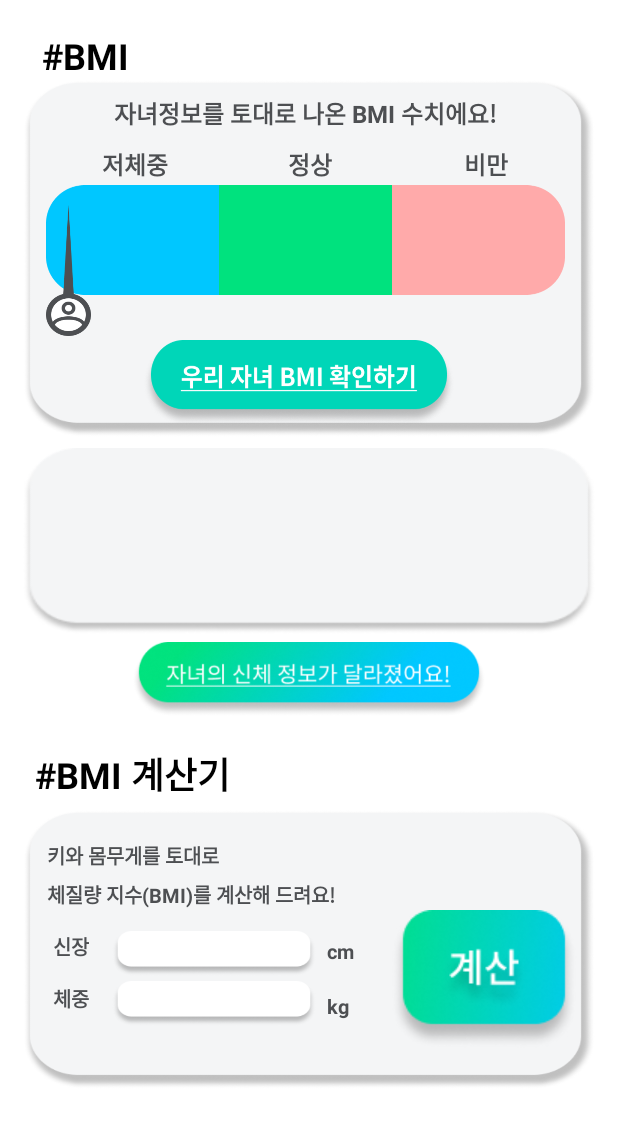
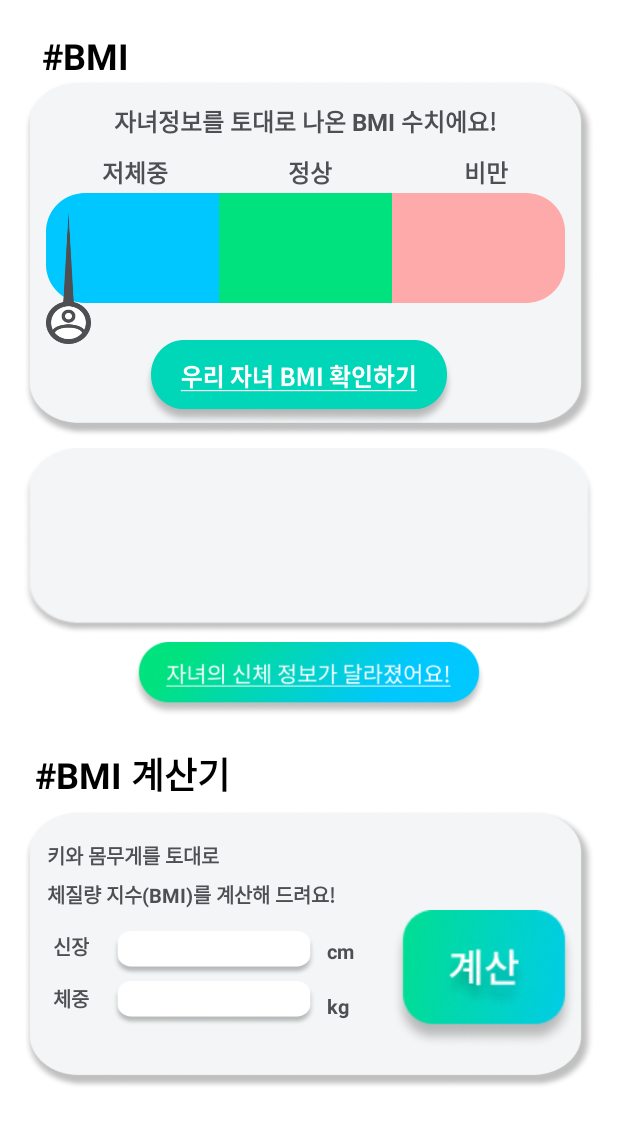
Before and after one commit to teamUMUL/Android_UMUL, an Android app: the layout fragment_b_m_i.xml on its own in the app's theme, with its tools: preview values and no code run, on a phone screen of 412 x 824 dp, the part 66-1211 px from its top. Run offline under Robolectric (Android 15) with nearby library versions, the phone set to English and light mode, and no system bars.

Commit message:
BMI XML 추가

```diff
--- a/app/src/main/java/inu/thebite/umul/fragment/bottomNavFragment/BMIFragment.kt
+++ b/app/src/main/java/inu/thebite/umul/fragment/bottomNavFragment/BMIFragment.kt
@@ -7,6 +7,7 @@ import android.view.LayoutInflater
 import android.view.View
 import android.view.ViewGroup
 import androidx.databinding.DataBindingUtil
+import androidx.databinding.DataBindingUtil.setContentView
 import androidx.lifecycle.MutableLiveData
 import inu.thebite.umul.R
 import inu.thebite.umul.databinding.FragmentBMIBinding
@@ -81,4 +82,7 @@ class BMIFragment : Fragment(), View.OnClickListener {
         }
     }
 
+
+
+
 }
--- a/app/src/main/res/layout/fragment_b_m_i.xml
+++ b/app/src/main/res/layout/fragment_b_m_i.xml
@@ -95,7 +95,7 @@
                         android:layout_width="match_parent"
                         android:layout_height="wrap_content"
                         android:text="자녀정보를 토대로 나온 BMI 수치에요!"
-                        android:layout_marginTop="10dp"
+                        android:layout_marginTop="15dp"
                         android:layout_marginStart="15dp"
                         android:layout_marginEnd="20dp"
                         android:textSize="16sp"
@@ -125,7 +125,7 @@
                             android:layout_height="77dp"
                             android:layout_marginStart="15dp"
                             android:layout_marginEnd="20dp"
-                            app:srcCompat="@drawable/bmi_graph" />
+                            app:srcCompat="@drawable/bmi_grape" />
 
                         <ImageView
                             android:id="@+id/bmiPoint"
@@ -141,7 +141,7 @@
                             android:layout_width="208dp"
                             android:layout_height="57dp"
                             android:layout_marginStart="80dp"
-                            android:layout_marginTop="105dp"
+                            android:layout_marginTop="100dp"
                             android:layout_marginEnd="50dp"
                             android:background="@android:color/transparent"
                             android:scaleType="fitXY"
@@ -153,6 +153,7 @@
                 </LinearLayout>
 
             </FrameLayout>
+
 
             <FrameLayout
                 android:id="@+id/feedback_frame"
```
Also changed, not shown: app/src/main/res/drawable/tranbtn.png.
